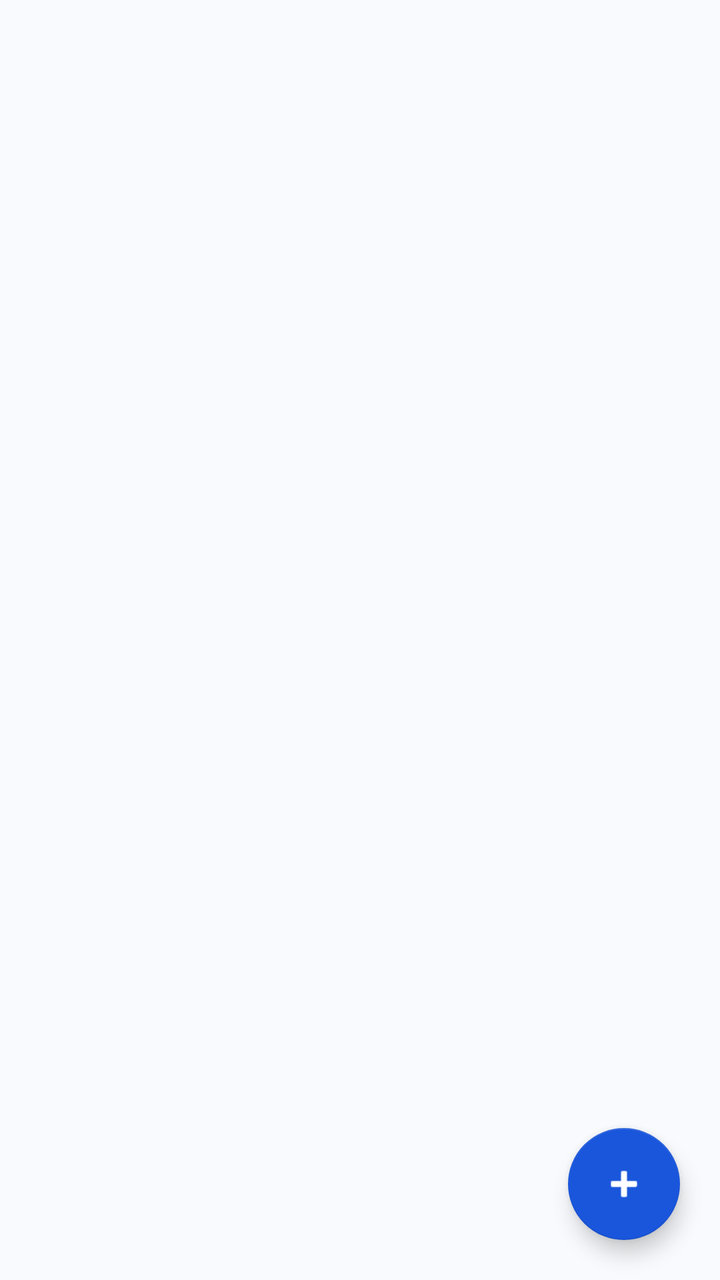
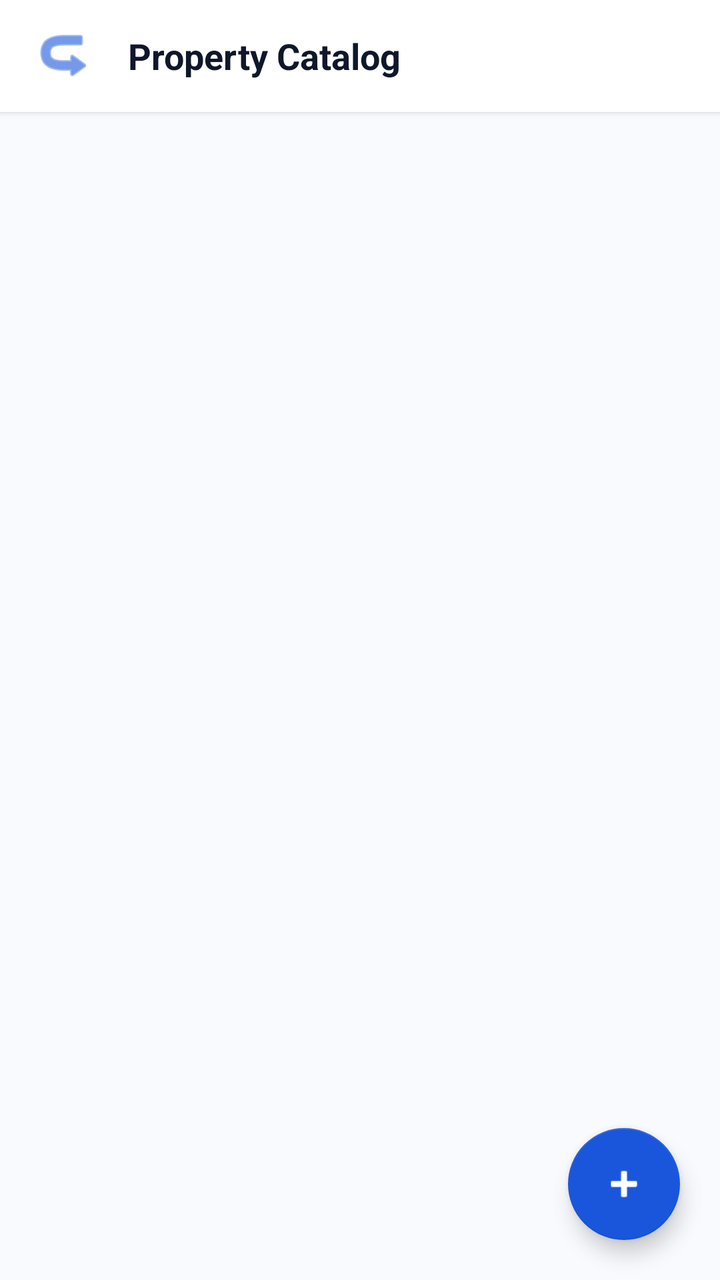

Screens rendered from an Android XML layout before and after an edit, with the pre-edit source and the edit as a unified diff.
<!-- AndroidManifest.xml: application theme Theme.Property_Listing_System -->
<!-- res/layout/fragment_property_list.xml -->
<?xml version="1.0" encoding="utf-8"?>
<androidx.constraintlayout.widget.ConstraintLayout xmlns:android="http://schemas.android.com/apk/res/android"
    xmlns:app="http://schemas.android.com/apk/res-auto"
    android:layout_width="match_parent"
    android:layout_height="match_parent"
    android:background="@color/theme_background">

    <androidx.recyclerview.widget.RecyclerView
        android:id="@+id/recyclerViewProperties"
        android:layout_width="0dp"
        android:layout_height="0dp"
        android:clipToPadding="false"
        android:paddingVertical="8dp"
        app:layoutManager="androidx.recyclerview.widget.LinearLayoutManager"
        app:layout_constraintTop_toTopOf="parent"
        app:layout_constraintBottom_toBottomOf="parent"
        app:layout_constraintStart_toStartOf="parent"
        app:layout_constraintEnd_toEndOf="parent" />

    <TextView
        android:id="@+id/tvEmptyState"
        android:layout_width="wrap_content"
        android:layout_height="wrap_content"
        android:text="No properties found in database.\nTap + to add one."
        android:textAlignment="center"
        android:textColor="@color/theme_text_secondary"
        android:textSize="14sp"
        android:visibility="gone"
        app:layout_constraintTop_toTopOf="parent"
        app:layout_constraintBottom_toBottomOf="parent"
        app:layout_constraintStart_toStartOf="parent"
        app:layout_constraintEnd_toEndOf="parent" />

    <com.google.android.material.floatingactionbutton.FloatingActionButton
        android:id="@+id/fabAddProperty"
        android:layout_width="wrap_content"
        android:layout_height="wrap_content"
        android:layout_margin="20dp"
        android:src="@android:drawable/ic_input_add"
        app:tint="@color/white"
        app:backgroundTint="@color/blue_primary"
        app:layout_constraintBottom_toBottomOf="parent"
        app:layout_constraintEnd_toEndOf="parent" />

</androidx.constraintlayout.widget.ConstraintLayout>
<!-- resources referenced by this layout -->
<resources>
  <color name="blue_primary">#1A56DB</color>
  <color name="theme_background">#F8FAFD</color>
  <color name="theme_text_secondary">#475569</color>
  <color name="white">#FFFFFFFF</color>
  <style name="Theme.Property_Listing_System" parent="Theme.MaterialComponents.DayNight.NoActionBar">
          
          <item name="colorPrimary">@color/blue_primary</item>
          <item name="colorPrimaryVariant">@color/blue_primary_dark</item>
          <item name="colorSecondary">@color/blue_secondary</item>
  
          
          <item name="android:windowBackground">@color/theme_background</item>
          <item name="android:colorBackground">@color/theme_background</item>
          <item name="colorSurface">@color/theme_surface</item>
  
          
          <item name="colorOnPrimary">@color/white</item>
          <item name="colorOnSurface">@color/theme_text_primary</item>
          <item name="android:textColorPrimary">@color/theme_text_primary</item>
          <item name="android:textColorSecondary">@color/theme_text_secondary</item>
  
          
          <item name="android:statusBarColor">@color/blue_primary_dark</item>
          <item name="android:windowLightStatusBar">false</item>
      </style>
  <color name="blue_primary_dark">#0F3EAE</color>
  <color name="blue_secondary">#3B82F6</color>
  <color name="theme_surface">#FFFFFFFF</color>
  <color name="theme_text_primary">#0F172A</color>
</resources>

<!-- the commit's change to res/layout/fragment_property_list.xml (unified diff, before → after) -->
@@ -1,45 +1,77 @@
 <?xml version="1.0" encoding="utf-8"?>
-<androidx.constraintlayout.widget.ConstraintLayout xmlns:android="http://schemas.android.com/apk/res/android"
+<LinearLayout xmlns:android="http://schemas.android.com/apk/res/android"
     xmlns:app="http://schemas.android.com/apk/res-auto"
     android:layout_width="match_parent"
     android:layout_height="match_parent"
+    android:orientation="vertical"
     android:background="@color/theme_background">
 
-    <androidx.recyclerview.widget.RecyclerView
-        android:id="@+id/recyclerViewProperties"
-        android:layout_width="0dp"
-        android:layout_height="0dp"
-        android:clipToPadding="false"
-        android:paddingVertical="8dp"
-        app:layoutManager="androidx.recyclerview.widget.LinearLayoutManager"
-        app:layout_constraintTop_toTopOf="parent"
-        app:layout_constraintBottom_toBottomOf="parent"
-        app:layout_constraintStart_toStartOf="parent"
-        app:layout_constraintEnd_toEndOf="parent" />
+    
+    <LinearLayout
+        android:layout_width="match_parent"
+        android:layout_height="56dp"
+        android:orientation="horizontal"
+        android:gravity="center_vertical"
+        android:paddingHorizontal="8dp"
+        android:background="@color/theme_surface"
+        android:elevation="2dp">
 
-    <TextView
-        android:id="@+id/tvEmptyState"
-        android:layout_width="wrap_content"
-        android:layout_height="wrap_content"
-        android:text="No properties found in database.\nTap + to add one."
-        android:textAlignment="center"
-        android:textColor="@color/theme_text_secondary"
-        android:textSize="14sp"
-        android:visibility="gone"
-        app:layout_constraintTop_toTopOf="parent"
-        app:layout_constraintBottom_toBottomOf="parent"
-        app:layout_constraintStart_toStartOf="parent"
-        app:layout_constraintEnd_toEndOf="parent" />
+        <ImageButton
+            android:id="@+id/btnBackFromList"
+            android:layout_width="48dp"
+            android:layout_height="48dp"
+            android:background="?attr/selectableItemBackgroundBorderless"
+            android:src="@android:drawable/ic_menu_revert"
+            android:rotation="180"
+            app:tint="@color/blue_primary"
+            android:contentDescription="Back to Dashboard" />
 
-    <com.google.android.material.floatingactionbutton.FloatingActionButton
-        android:id="@+id/fabAddProperty"
-        android:layout_width="wrap_content"
-        android:layout_height="wrap_content"
-        android:layout_margin="20dp"
-        android:src="@android:drawable/ic_input_add"
-        app:tint="@color/white"
-        app:backgroundTint="@color/blue_primary"
-        app:layout_constraintBottom_toBottomOf="parent"
-        app:layout_constraintEnd_toEndOf="parent" />
+        <TextView
+            android:id="@+id/tvListTitle"
+            android:layout_width="0dp"
+            android:layout_height="wrap_content"
+            android:layout_weight="1"
+            android:text="Property Catalog"
+            android:textSize="18sp"
+            android:textStyle="bold"
+            android:textColor="@color/theme_text_primary"
+            android:layout_marginStart="8dp" />
 
-</androidx.constraintlayout.widget.ConstraintLayout>
+    </LinearLayout>
+
+    <FrameLayout
+        android:layout_width="match_parent"
+        android:layout_height="match_parent">
+
+        <androidx.recyclerview.widget.RecyclerView
+            android:id="@+id/recyclerViewProperties"
+            android:layout_width="match_parent"
+            android:layout_height="match_parent"
+            android:clipToPadding="false"
+            android:paddingVertical="8dp"
+            app:layoutManager="androidx.recyclerview.widget.LinearLayoutManager" />
+
+        <TextView
+            android:id="@+id/tvEmptyState"
+            android:layout_width="wrap_content"
+            android:layout_height="wrap_content"
+            android:layout_gravity="center"
+            android:text="No properties found in database."
+            android:textAlignment="center"
+            android:textColor="@color/theme_text_secondary"
+            android:textSize="14sp"
+            android:visibility="gone" />
+
+        <com.google.android.material.floatingactionbutton.FloatingActionButton
+            android:id="@+id/fabAddProperty"
+            android:layout_width="wrap_content"
+            android:layout_height="wrap_content"
+            android:layout_gravity="bottom|end"
+            android:layout_margin="20dp"
+            android:src="@android:drawable/ic_input_add"
+            app:tint="@color/white"
+            app:backgroundTint="@color/blue_primary"
+            android:contentDescription="Add Property" />
+
+    </FrameLayout>
+</LinearLayout>
